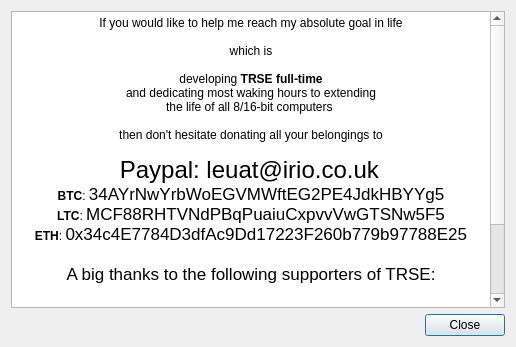
First picture: the form in source/dialogdonate.ui, repository leuat/TRSE, before the edit.
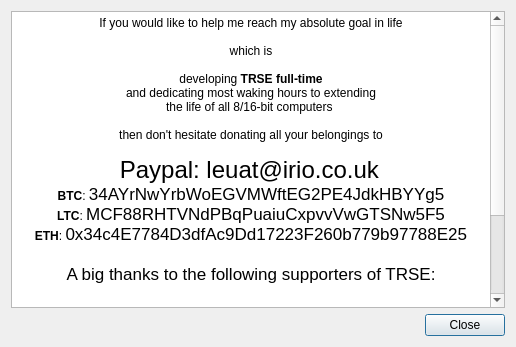
Second picture: the form after the edit.

The edit to the form file:
```diff
--- a/source/dialogdonate.ui
+++ b/source/dialogdonate.ui
@@ -42,7 +42,7 @@
 &lt;p align=&quot;center&quot; style=&quot;-qt-paragraph-type:empty; margin-top:0px; margin-bottom:0px; margin-left:0px; margin-right:0px; -qt-block-indent:0; text-indent:0px;&quot;&gt;&lt;br /&gt;&lt;/p&gt;
 &lt;p align=&quot;center&quot; style=&quot; margin-top:0px; margin-bottom:0px; margin-left:0px; margin-right:0px; -qt-block-indent:0; text-indent:0px;&quot;&gt;Tony Brice, Bones,  Sebastien Goutal,  RJ Cowell,  John Wells,  &lt;/p&gt;
 &lt;p align=&quot;center&quot; style=&quot; margin-top:0px; margin-bottom:0px; margin-left:0px; margin-right:0px; -qt-block-indent:0; text-indent:0px;&quot;&gt;J.S. Cardona Iguina, Dennis Belfrage, Roope Kangas(!),  Bartek Matyja,&lt;/p&gt;
-&lt;p align=&quot;center&quot; style=&quot; margin-top:0px; margin-bottom:0px; margin-left:0px; margin-right:0px; -qt-block-indent:0; text-indent:0px;&quot;&gt;Andy,  Markus Fehr,  Richard Sopuch, Patrick Cornish&lt;/p&gt;&lt;/body&gt;&lt;/html&gt;</string>
+&lt;p align=&quot;center&quot; style=&quot; margin-top:0px; margin-bottom:0px; margin-left:0px; margin-right:0px; -qt-block-indent:0; text-indent:0px;&quot;&gt;Andy,  Markus Fehr,  Richard Sopuch, Patrick Cornish, Tomi Suominen&lt;/p&gt;&lt;/body&gt;&lt;/html&gt;</string>
        </property>
       </widget>
      </item>
```
